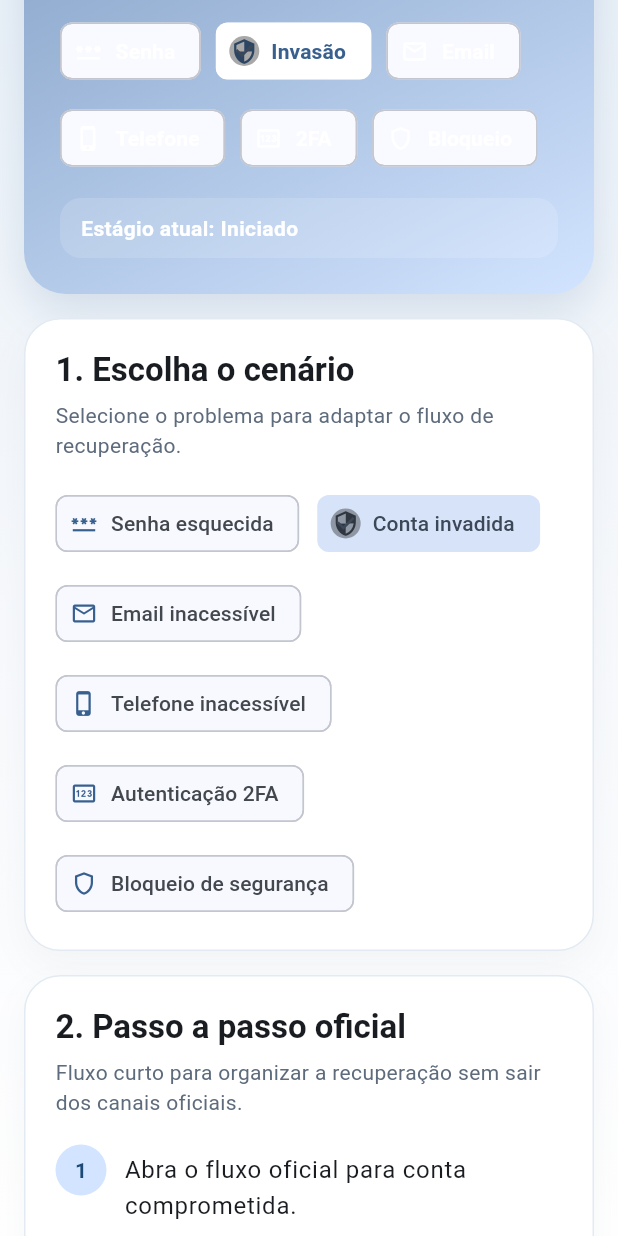
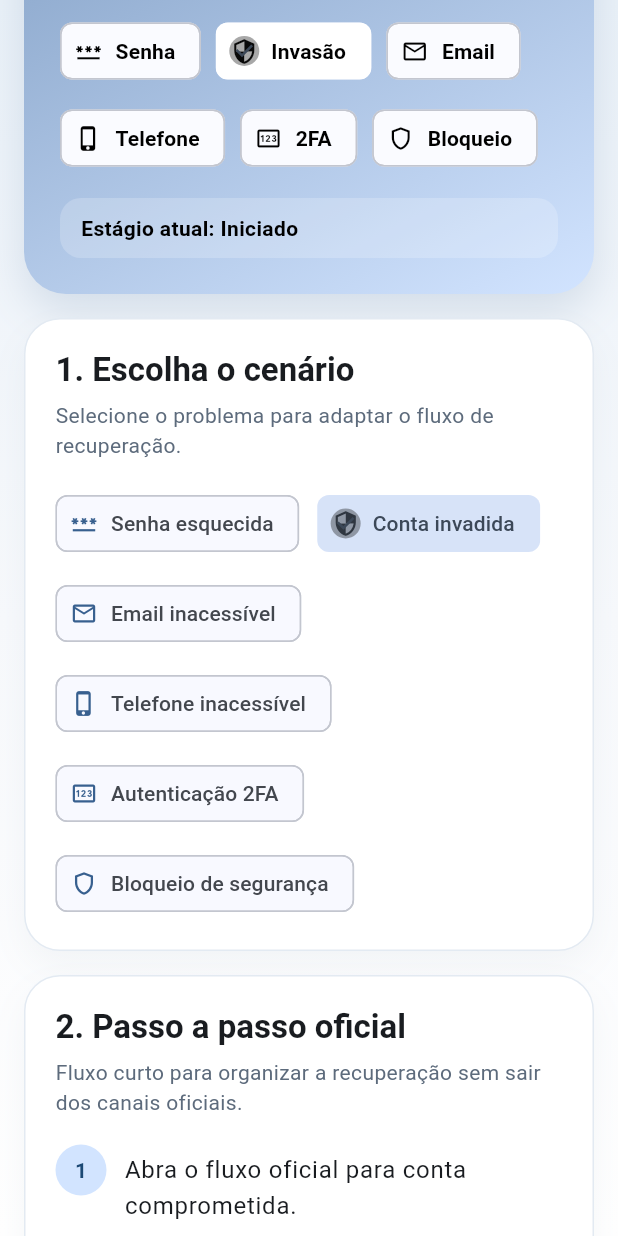
Before and after one commit to gabrielslsz/deleteperfil.me, a Flutter app: the screen it shows after launch, scrolled down 576 dp, on a phone screen of 412 x 824 dp. Run offline on Flutter 3.47's test engine with Material 3 defaults, Android fonts, the phone set to English and light mode, and no system bars; our stand-ins replace shared_preferences.

Commit message:
Troca da cor do texto

```diff
--- a/lib/main.dart
+++ b/lib/main.dart
@@ -498,13 +498,11 @@ class _HeroCard extends StatelessWidget {
                     label: Text(stage.label),
                     selected: selectedStage == stage,
                     selectedColor: Colors.white,
-                    labelStyle: TextStyle(
-                      color: selectedStage == stage
-                          ? scheme.primary
-                          : Colors.white,
+                    labelStyle: const TextStyle(
+                      color: Colors.black,
                       fontWeight: FontWeight.w600,
                     ),
-                    backgroundColor: Colors.white.withValues(alpha: 0.16),
+                    backgroundColor: Colors.white.withValues(alpha: 0.35),
                     onSelected: (_) => onStageSelected(stage),
                   ),
                 )
@@ -518,20 +516,12 @@ class _HeroCard extends StatelessWidget {
                 .map(
                   (issueItem) => ChoiceChip(
                     label: Text(issueItem.shortLabel),
-                    avatar: Icon(
-                      issueItem.icon,
-                      size: 18,
-                      color: selectedIssue == issueItem
-                          ? scheme.primary
-                          : Colors.white,
-                    ),
+                    avatar: Icon(issueItem.icon, size: 18, color: Colors.black),
                     selected: selectedIssue == issueItem,
                     selectedColor: Colors.white,
-                    backgroundColor: Colors.white.withValues(alpha: 0.16),
-                    labelStyle: TextStyle(
-                      color: selectedIssue == issueItem
-                          ? scheme.primary
-                          : Colors.white,
+                    backgroundColor: Colors.white.withValues(alpha: 0.3),
+                    labelStyle: const TextStyle(
+                      color: Colors.black,
                       fontWeight: FontWeight.w600,
                     ),
                     onSelected: (_) => onIssueSelected(issueItem),
@@ -544,13 +534,13 @@ class _HeroCard extends StatelessWidget {
             width: double.infinity,
             padding: const EdgeInsets.symmetric(horizontal: 14, vertical: 10),
             decoration: BoxDecoration(
-              color: Colors.white.withValues(alpha: 0.14),
+              color: Colors.white.withValues(alpha: 0.2),
               borderRadius: BorderRadius.circular(14),
             ),
             child: Text(
               'Estágio atual: ${selectedStage.label}',
               style: const TextStyle(
-                color: Colors.white,
+                color: Colors.black,
                 fontWeight: FontWeight.w600,
               ),
             ),
```
